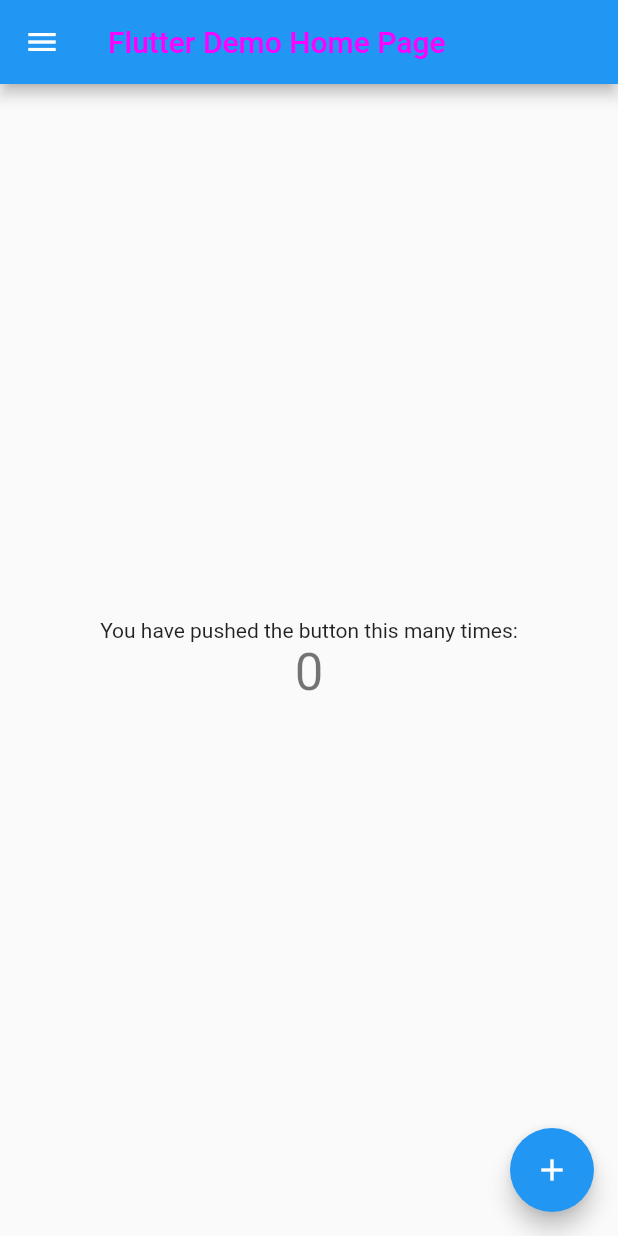
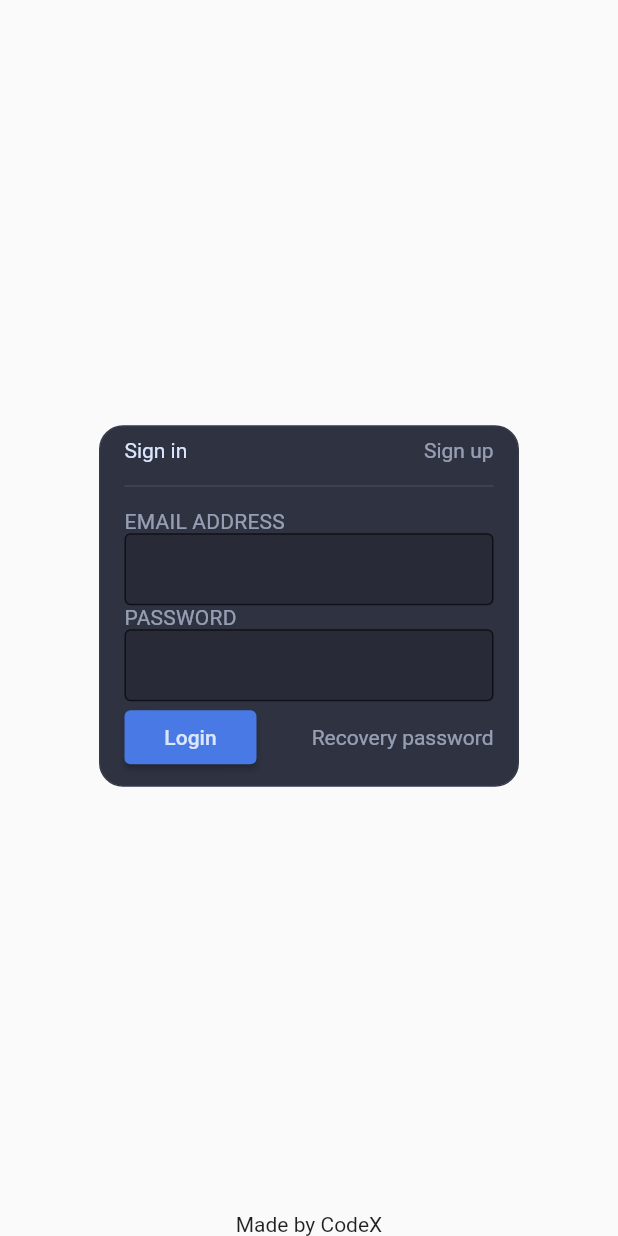
Before and after one commit to ZeroSteps/hawk.flutter, a Flutter app: the screen it shows after launch, on a phone screen of 412 x 824 dp. Run offline on Flutter 3.47's test engine with Material 2 defaults, Android fonts, the phone set to English and light mode, and no system bars; our stand-ins replace shared_preferences.

Commit message:
update login widget, add colors module, add login widget

```diff
--- a/lib/bloc/authorization/authorization_bloc.dart
+++ /dev/null
@@ -1 +0,0 @@
-class AuthorizationBloc {}
--- a/lib/bloc/authorization/no_authorization_bloc.dart
+++ /dev/null
@@ -1,10 +0,0 @@
-import 'package:codex_hawk/model/user.dart';
-import 'package:codex_hawk/storage/user_shared_preferences.dart';
-import 'package:rxdart/rxdart.dart';
-
-class NoAuthorizationBloc {
-  final _userPreferences = UserSharedPreferences();
-  final _userSubject = PublishSubject<User>();
-
-  Stream<User> get user => _userSubject.stream;
-}
--- a/lib/main.dart
+++ b/lib/main.dart
@@ -1,3 +1,5 @@
+import 'package:codex_hawk/screen/login/authorization.dart';
+import 'package:codex_hawk/screen/main/main_page.dart';
 import 'package:flutter/material.dart';
 
 void main() => runApp(MyApp());
@@ -18,10 +20,13 @@ class MyApp extends StatelessWidget {
           // or simply save your changes to "hot reload" in a Flutter IDE).
           // Notice that the counter didn't reset back to zero; the application
           // is not restarted.
-        primarySwatch: Colors.blue,
+          primarySwatch: Colors.lightGreen,
         ),
-      home: MyHomePage(title: 'Flutter Demo Home Page'),
-    );
+        initialRoute: "/authorization",
+        routes: {
+          "/authorization": (context) => AuthorizationPage(),
+          "/main": (context) => MainPage()
+        });
   }
 }
 
--- /dev/null
+++ b/lib/screen/login/auth_controller.dart
@@ -0,0 +1,82 @@
+import 'package:codex_core/colors/hawk_auth_colors.dart';
+import 'package:codex_core/colors/hawk_base_colors.dart';
+import 'package:codex_widgets/edit_text/LabelTextField.dart';
+import 'package:flutter/material.dart';
+
+class AuthController {
+  Widget provideAuth() {
+    //TODO()
+  }
+}
+
+class AuthWidget extends StatefulWidget {
+  @override
+  State<StatefulWidget> createState() => _AuthState();
+}
+
+class _AuthState extends State<AuthWidget> {
+  @override
+  Widget build(BuildContext context) {
+    return ConstrainedBox(
+        constraints: BoxConstraints(maxWidth: 280),
+        child: Container(
+          padding: EdgeInsets.symmetric(vertical: 8, horizontal: 16),
+          decoration: BoxDecoration(
+              borderRadius: BorderRadius.all(Radius.circular(16)),
+              border: Border.fromBorderSide(
+                  BorderSide(color: AuthColors.backgroundBorder)),
+              color: AuthColors.background),
+          child: Column(
+            mainAxisSize: MainAxisSize.min,
+            children: <Widget>[
+              buildHeader(),
+              Container(
+                  padding: EdgeInsets.symmetric(vertical: 0.5),
+                  margin: EdgeInsets.symmetric(vertical: 15),
+                  color: BaseColors.delimiterColor),
+              LabelTextField(text: "Email address"),
+              LabelTextField(text: "Password"),
+              buildFooter()
+            ],
+          ),
+        ));
+  }
+
+  Row buildFooter() {
+    return Row(
+      mainAxisAlignment: MainAxisAlignment.spaceBetween,
+      children: <Widget>[
+        RaisedButton(
+            color: BaseColors.actionBackground,
+            shape: RoundedRectangleBorder(
+                borderRadius: BorderRadius.all(Radius.circular(4))),
+            child: Text("Login",
+                style: TextStyle(color: BaseColors.textFieldColor)),
+            onPressed: () => {}),
+        InkWell(
+          child: Text(
+            "Recovery password",
+            style: TextStyle(color: BaseColors.labelTextColor),
+          ),
+        )
+      ],
+    );
+  }
+
+  Row buildHeader() {
+    return Row(
+      mainAxisAlignment: MainAxisAlignment.spaceBetween,
+      children: [
+        Text(
+          "Sign in",
+          style: TextStyle(color: BaseColors.textFieldColor),
+        ),
+        InkWell(
+          child: Text("Sign up",
+              style: TextStyle(color: BaseColors.labelTextColor)),
+          onTap: () => {},
+        )
+      ],
+    );
+  }
+}
--- a/lib/screen/login/authorization.dart
+++ b/lib/screen/login/authorization.dart
@@ -1,16 +1,31 @@
+import 'package:codex_hawk/screen/login/auth_controller.dart';
 import 'package:flutter/material.dart';
 
-class AuthorizationWidget extends StatefulWidget {
+class AuthorizationPage extends StatefulWidget {
+  /*AuthController controller;
+
+  AuthorizationPage() {
+    controller = AuthController();
+  }*/
+
   @override
-  State<StatefulWidget> createState() {
-    // TODO: implement createState
-    return null;
+  _AuthorizationState createState() => _AuthorizationState();
+}
+
+class _AuthorizationState extends State<AuthorizationPage> {
+  @override
+  Widget build(BuildContext context) {
+    return Scaffold(
+        body: Container(
+      child: Column(
+        children: <Widget>[
+          Expanded(
+              child: Container(
+            child: Center(child: Container(child: AuthWidget())),
+          )),
+          Text("Made by CodeX")
+        ],
+      ),
+    ));
   }
 }
-
-class _AuthorizationState extends State<AuthorizationWidget> {
-  @override
-  Widget build(BuildContext context) {
-    return null;
-  }
-}
--- a/lib/screen/login/login.dart
+++ b/lib/screen/login/login.dart
@@ -1,15 +1,15 @@
 import 'package:flutter/material.dart';
 
-class NotAuthorizationPage extends StatefulWidget {
+class SignInWidget extends StatefulWidget {
   @override
   State<StatefulWidget> createState() {
     return null;
   }
 }
 
-class _NotAuthorizationState extends State<NotAuthorizationPage> {
+class _SignInState extends State<SignInWidget> {
   @override
   Widget build(BuildContext context) {
-    return;
+    return Container();
   }
 }
--- /dev/null
+++ b/lib/screen/main/main_page.dart
@@ -0,0 +1,6 @@
+import 'package:flutter/material.dart';
+
+class MainPage extends StatefulWidget {
+  @override
+  State<StatefulWidget> createState() {}
+}
--- /dev/null
+++ b/packages/codex_core/lib/colors/hawk_auth_colors.dart
@@ -0,0 +1,6 @@
+import 'package:flutter/material.dart';
+
+class AuthColors {
+  static Color background = Color.fromARGB(0xFF, 0x2f, 0x33, 0x41);
+  static Color backgroundBorder = Color.fromARGB(0xff, 0x34, 0x39, 0x49);
+}
--- /dev/null
+++ b/packages/codex_core/lib/colors/hawk_base_colors.dart
@@ -0,0 +1,14 @@
+import 'package:flutter/material.dart';
+
+class BaseColors {
+  static Color textFieldBackground = Color.fromRGBO(0x24, 0x27, 0x32, 0.68);
+  static Color textFieldBorderColor = Color.fromRGBO(0, 0, 0, 0.18);
+  static Color textFieldFocusedBorderColor = Color.fromRGBO(0, 0, 0, 0.18);
+
+  static Color textFieldColor = Color.fromRGBO(0xdb, 0xe6, 0xff, 1.0);
+  static Color labelTextColor = Color.fromRGBO(0xdb, 0xe6, 0xff, 0.6);
+
+  static Color delimiterColor = Color.fromRGBO(0xdb, 0xe6, 0xff, 0.11);
+
+  static Color actionBackground = Color.fromRGBO(0x49, 0x79, 0xe4, 1.0);
+}
--- /dev/null
+++ b/packages/codex_widgets/lib/edit_text/LabelTextField.dart
@@ -0,0 +1,47 @@
+import 'dart:developer';
+
+import 'package:codex_core/colors/hawk_base_colors.dart';
+import 'package:flutter/material.dart';
+
+class LabelTextField extends StatefulWidget {
+  String text = "";
+  String hint = "";
+
+  LabelTextField({this.text, this.hint});
+
+  @override
+  State<StatefulWidget> createState() => _LabelTextFieldState();
+}
+
+class _LabelTextFieldState extends State<LabelTextField> {
+  @override
+  Widget build(BuildContext context) {
+    log("text " + widget.text);
+    return Column(children: <Widget>[
+      Container(
+        alignment: Alignment.centerLeft,
+        child: Text(
+          widget.text.toUpperCase(),
+          style:
+              TextStyle(color: BaseColors.labelTextColor, letterSpacing: 0.15),
+        ),
+      ),
+      TextField(
+        style: TextStyle(color: BaseColors.textFieldColor),
+        decoration: InputDecoration(
+            filled: true,
+            fillColor: BaseColors.textFieldBackground,
+            hintText: widget.hint,
+            hintStyle: TextStyle(
+              color: BaseColors.labelTextColor,
+            ),
+            contentPadding: EdgeInsets.symmetric(vertical: 11, horizontal: 12),
+            focusedBorder: OutlineInputBorder(
+                borderSide: BorderSide(color: BaseColors.actionBackground)),
+            border: OutlineInputBorder(
+                borderSide:
+                    BorderSide(color: BaseColors.textFieldBorderColor))),
+      )
+    ]);
+  }
+}
--- a/codex_widgets/pubspec.yaml
+++ b/packages/codex_widgets/pubspec.yaml
@@ -11,6 +11,8 @@ environment:
 dependencies:
   flutter:
     sdk: flutter
+  codex_core:
+    path: ../codex_core
 
 dev_dependencies:
   flutter_test:
--- a/pubspec.yaml
+++ b/pubspec.yaml
@@ -26,6 +26,12 @@ dependencies:
   rxdart: ^0.24.1
   http: ^0.12.2
   shared_preferences: ^0.5.12
+
+  codex_widgets:
+    path: packages/codex_widgets
+
+  codex_core:
+    path: packages/codex_core
 
 dev_dependencies:
   flutter_test:
```
Also changed, not shown: packages/codex_widgets/lib/codex_widgets.dart (renamed from codex_widgets/lib/codex_widgets.dart), packages/codex_widgets/pubspec.lock, pubspec.lock, 12 other files. Lines whose indentation alone changed are shown as unchanged.
